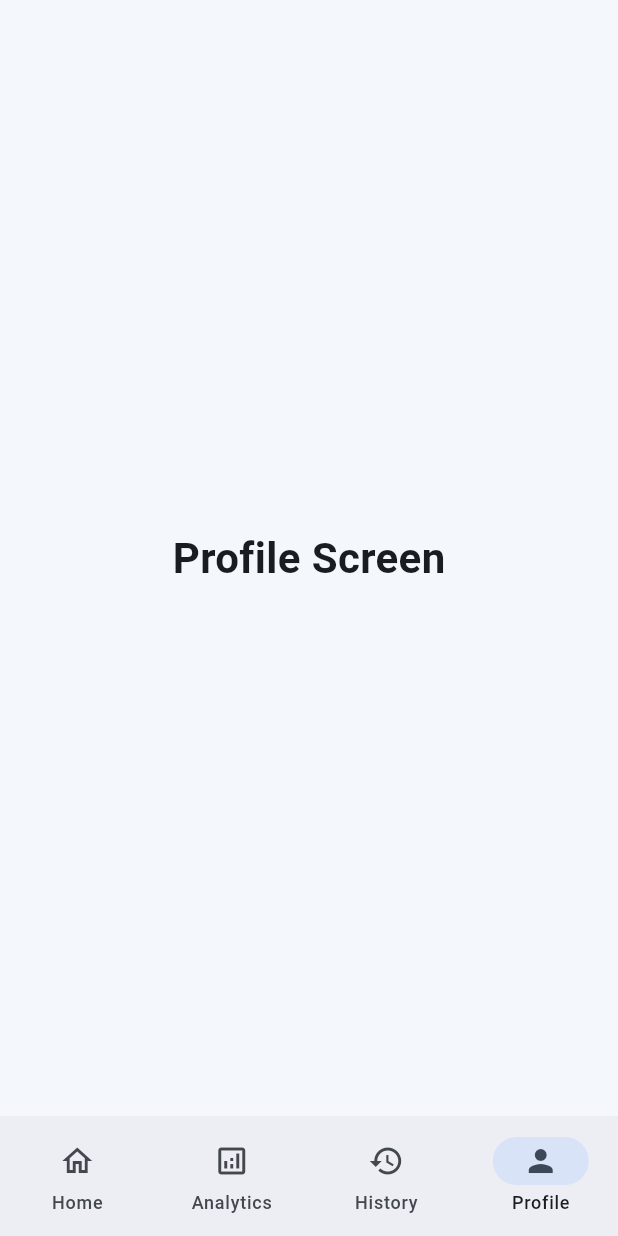
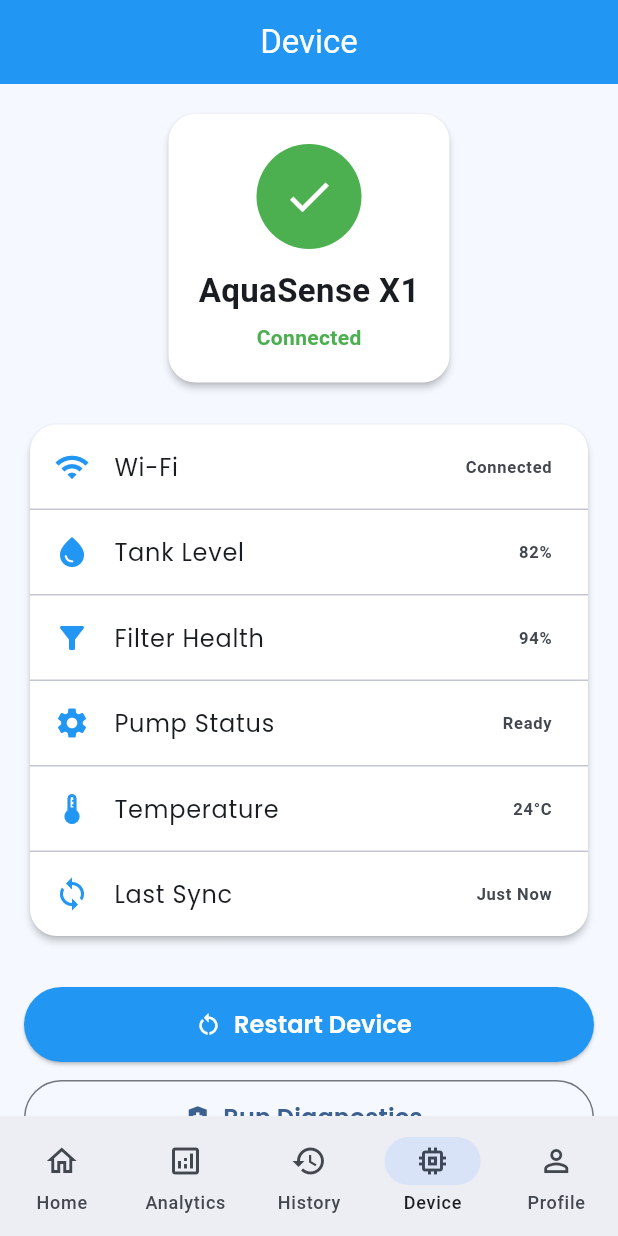
Before and after one commit to vivek6361/AquaSense-AI, a Flutter app: the screen it shows after launch, item 4 of the bottom bar chosen, on a phone screen of 412 x 824 dp. Run offline on Flutter 3.47's test engine with Material 3 defaults, Android fonts, the phone set to English and light mode, and no system bars; our stand-ins replace google_fonts, percent_indicator.

Commit message:
Completed AquaSense UI MVP

```diff
--- /dev/null
+++ b/lib/features/device/device_screen.dart
@@ -0,0 +1,145 @@
+import 'package:flutter/material.dart';
+
+import '../../widgets/cards/device_item.dart';
+
+class DeviceScreen extends StatelessWidget {
+  const DeviceScreen({super.key});
+
+  @override
+  Widget build(BuildContext context) {
+    return Scaffold(
+      backgroundColor: const Color(0xFFF5F9FF),
+      appBar: AppBar(
+        title: const Text("Device"),
+        centerTitle: true,
+        backgroundColor: Colors.blue,
+        foregroundColor: Colors.white,
+      ),
+      body: SingleChildScrollView(
+        padding: const EdgeInsets.all(16),
+        child: Column(
+          children: [
+            Card(
+              elevation: 2,
+              shape: RoundedRectangleBorder(
+                borderRadius: BorderRadius.circular(18),
+              ),
+              child: const Padding(
+                padding: EdgeInsets.all(20),
+                child: Column(
+                  children: [
+                    CircleAvatar(
+                      radius: 35,
+                      backgroundColor: Colors.green,
+                      child: Icon(
+                        Icons.check,
+                        color: Colors.white,
+                        size: 35,
+                      ),
+                    ),
+                    SizedBox(height: 12),
+                    Text(
+                      "AquaSense X1",
+                      style: TextStyle(
+                        fontSize: 22,
+                        fontWeight: FontWeight.bold,
+                      ),
+                    ),
+                    SizedBox(height: 6),
+                    Text(
+                      "Connected",
+                      style: TextStyle(
+                        color: Colors.green,
+                        fontWeight: FontWeight.w600,
+                      ),
+                    ),
+                  ],
+                ),
+              ),
+            ),
+
+            const SizedBox(height: 20),
+
+            Card(
+              elevation: 2,
+              shape: RoundedRectangleBorder(
+                borderRadius: BorderRadius.circular(18),
+              ),
+              child: const Column(
+                children: [
+                  DeviceItem(
+                    icon: Icons.wifi,
+                    title: "Wi-Fi",
+                    value: "Connected",
+                  ),
+                  Divider(height: 1),
+                  DeviceItem(
+                    icon: Icons.water_drop,
+                    title: "Tank Level",
+                    value: "82%",
+                  ),
+                  Divider(height: 1),
+                  DeviceItem(
+                    icon: Icons.filter_alt,
+                    title: "Filter Health",
+                    value: "94%",
+                  ),
+                  Divider(height: 1),
+                  DeviceItem(
+                    icon: Icons.settings,
+                    title: "Pump Status",
+                    value: "Ready",
+                  ),
+                  Divider(height: 1),
+                  DeviceItem(
+                    icon: Icons.thermostat,
+                    title: "Temperature",
+                    value: "24°C",
+                  ),
+                  Divider(height: 1),
+                  DeviceItem(
+                    icon: Icons.sync,
+                    title: "Last Sync",
+                    value: "Just Now",
+                  ),
+                ],
+              ),
+            ),
+
+            const SizedBox(height: 30),
+
+            SizedBox(
+              width: double.infinity,
+              child: ElevatedButton.icon(
+                onPressed: () {},
+                icon: const Icon(Icons.restart_alt),
+                label: const Text("Restart Device"),
+                style: ElevatedButton.styleFrom(
+                  backgroundColor: Colors.blue,
+                  foregroundColor: Colors.white,
+                  minimumSize: const Size.fromHeight(50),
+                ),
+              ),
+            ),
+
+            const SizedBox(height: 12),
+
+            SizedBox(
+              width: double.infinity,
+              child: OutlinedButton.icon(
+                onPressed: () {},
+                icon: const Icon(Icons.health_and_safety),
+                label: const Text("Run Diagnostics"),
+                style: OutlinedButton.styleFrom(
+                  minimumSize: const Size.fromHeight(50),
+                ),
+              ),
+            ),
+
+            const SizedBox(height: 30),
+          ],
+        ),
+      ),
+    );
+  }
+}
--- a/lib/features/navigation/navigation_screen.dart
+++ b/lib/features/navigation/navigation_screen.dart
@@ -4,6 +4,7 @@ import '../analytics/analytics_screen.dart';
 import '../history/history_screen.dart';
 import '../home/home_screen.dart';
 import '../profile/profile_screen.dart';
+import '../device/device_screen.dart';
 
 class NavigationScreen extends StatefulWidget {
   const NavigationScreen({super.key});
@@ -17,10 +18,11 @@ class _NavigationScreenState extends State<NavigationScreen> {
   int currentIndex = 0;
 
   final List<Widget> screens = const [
-    HomeScreen(),
-    AnalyticsScreen(),
-    HistoryScreen(),
-    ProfileScreen(),
+   HomeScreen(),
+   AnalyticsScreen(),
+   HistoryScreen(),
+   DeviceScreen(),
+   ProfileScreen(),
   ];
 
   @override
@@ -59,6 +61,12 @@ class _NavigationScreenState extends State<NavigationScreen> {
           ),
 
           NavigationDestination(
+            icon: Icon(Icons.memory_outlined),
+            selectedIcon: Icon(Icons.memory),
+            label: "Device",
+          ),
+
+          NavigationDestination(
             icon: Icon(Icons.person_outline),
             selectedIcon: Icon(Icons.person),
             label: "Profile",
--- /dev/null
+++ b/lib/widgets/cards/device_item.dart
@@ -0,0 +1,31 @@
+import 'package:flutter/material.dart';
+
+class DeviceItem extends StatelessWidget {
+  final IconData icon;
+  final String title;
+  final String value;
+
+  const DeviceItem({
+    super.key,
+    required this.icon,
+    required this.title,
+    required this.value,
+  });
+
+  @override
+  Widget build(BuildContext context) {
+    return ListTile(
+      leading: Icon(
+        icon,
+        color: Colors.blue,
+      ),
+      title: Text(title),
+      trailing: Text(
+        value,
+        style: const TextStyle(
+          fontWeight: FontWeight.bold,
+        ),
+      ),
+    );
+  }
+}
```
Also changed, not shown: lib/features/profile/profile_screen.dart (+124 -8 lines), lib/widgets/cards/profile_item.dart (added, +31 -0 lines), lib/presentation/device/device_screen.dart (added).
